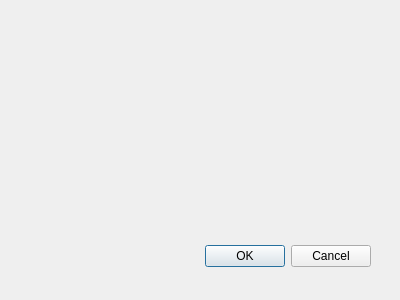
Qt form qt/lc_qhtmldialog.ui (ldraw-linux/leocad) before a commit.
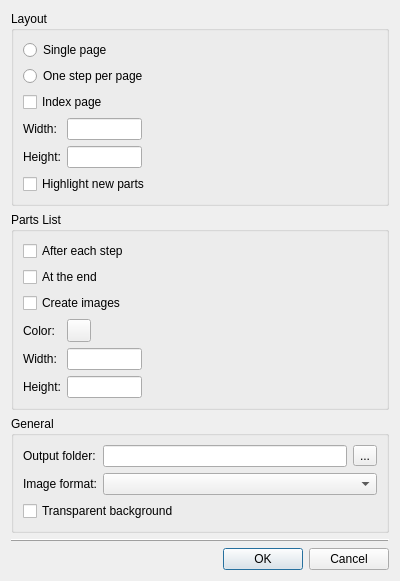
The same form after that commit.

```diff
--- a/qt/lc_qhtmldialog.ui
+++ b/qt/lc_qhtmldialog.ui
@@ -9,28 +9,230 @@
     <x>0</x>
     <y>0</y>
     <width>400</width>
-    <height>300</height>
+    <height>573</height>
    </rect>
   </property>
   <property name="windowTitle">
    <string>Dialog</string>
   </property>
-  <widget class="QDialogButtonBox" name="buttonBox">
-   <property name="geometry">
-    <rect>
-     <x>30</x>
-     <y>240</y>
-     <width>341</width>
-     <height>32</height>
-    </rect>
-   </property>
-   <property name="orientation">
-    <enum>Qt::Horizontal</enum>
-   </property>
-   <property name="standardButtons">
-    <set>QDialogButtonBox::Cancel|QDialogButtonBox::Ok</set>
-   </property>
-  </widget>
+  <layout class="QVBoxLayout" name="verticalLayout">
+   <item>
+    <widget class="QGroupBox" name="groupBox">
+     <property name="title">
+      <string>Layout</string>
+     </property>
+     <layout class="QFormLayout" name="formLayout_2">
+      <item row="0" column="0" colspan="2">
+       <widget class="QRadioButton" name="radioButton">
+        <property name="text">
+         <string>Single page</string>
+        </property>
+       </widget>
+      </item>
+      <item row="1" column="0" colspan="2">
+       <widget class="QRadioButton" name="radioButton_2">
+        <property name="text">
+         <string>One step per page</string>
+        </property>
+       </widget>
+      </item>
+      <item row="3" column="0">
+       <widget class="QLabel" name="label">
+        <property name="text">
+         <string>Width:</string>
+        </property>
+       </widget>
+      </item>
+      <item row="4" column="0">
+       <widget class="QLabel" name="label_2">
+        <property name="text">
+         <string>Height:</string>
+        </property>
+       </widget>
+      </item>
+      <item row="3" column="1">
+       <widget class="QLineEdit" name="lineEdit">
+        <property name="maximumSize">
+         <size>
+          <width>75</width>
+          <height>16777215</height>
+         </size>
+        </property>
+       </widget>
+      </item>
+      <item row="4" column="1">
+       <widget class="QLineEdit" name="lineEdit_2">
+        <property name="maximumSize">
+         <size>
+          <width>75</width>
+          <height>16777215</height>
+         </size>
+        </property>
+       </widget>
+      </item>
+      <item row="2" column="0" colspan="2">
+       <widget class="QCheckBox" name="checkBox">
+        <property name="text">
+         <string>Index page</string>
+        </property>
+       </widget>
+      </item>
+      <item row="5" column="0" colspan="2">
+       <widget class="QCheckBox" name="checkBox_4">
+        <property name="text">
+         <string>Highlight new parts</string>
+        </property>
+       </widget>
+      </item>
+     </layout>
+    </widget>
+   </item>
+   <item>
+    <widget class="QGroupBox" name="groupBox_2">
+     <property name="title">
+      <string>Parts List</string>
+     </property>
+     <layout class="QFormLayout" name="formLayout">
+      <item row="4" column="1">
+       <widget class="QLineEdit" name="lineEdit_4">
+        <property name="maximumSize">
+         <size>
+          <width>75</width>
+          <height>16777215</height>
+         </size>
+        </property>
+       </widget>
+      </item>
+      <item row="7" column="1">
+       <widget class="QLineEdit" name="lineEdit_3">
+        <property name="maximumSize">
+         <size>
+          <width>75</width>
+          <height>16777215</height>
+         </size>
+        </property>
+       </widget>
+      </item>
+      <item row="1" column="0" colspan="2">
+       <widget class="QCheckBox" name="checkBox_3">
+        <property name="text">
+         <string>At the end</string>
+        </property>
+       </widget>
+      </item>
+      <item row="0" column="0" colspan="2">
+       <widget class="QCheckBox" name="checkBox_2">
+        <property name="text">
+         <string>After each step</string>
+        </property>
+       </widget>
+      </item>
+      <item row="4" column="0">
+       <widget class="QLabel" name="label_3">
+        <property name="text">
+         <string>Width:</string>
+        </property>
+       </widget>
+      </item>
+      <item row="7" column="0">
+       <widget class="QLabel" name="label_4">
+        <property name="text">
+         <string>Height:</string>
+        </property>
+       </widget>
+      </item>
+      <item row="3" column="0">
+       <widget class="QLabel" name="label_5">
+        <property name="text">
+         <string>Color:</string>
+        </property>
+       </widget>
+      </item>
+      <item row="2" column="0" colspan="2">
+       <widget class="QCheckBox" name="checkBox_5">
+        <property name="text">
+         <string>Create images</string>
+        </property>
+       </widget>
+      </item>
+      <item row="3" column="1">
+       <widget class="QToolButton" name="toolButton">
+        <property name="text">
+         <string/>
+        </property>
+       </widget>
+      </item>
+     </layout>
+    </widget>
+   </item>
+   <item>
+    <widget class="QGroupBox" name="groupBox_3">
+     <property name="title">
+      <string>General</string>
+     </property>
+     <layout class="QFormLayout" name="formLayout_3">
+      <item row="2" column="0">
+       <widget class="QLabel" name="label_6">
+        <property name="text">
+         <string>Output folder:</string>
+        </property>
+       </widget>
+      </item>
+      <item row="2" column="1">
+       <layout class="QHBoxLayout" name="horizontalLayout">
+        <item>
+         <widget class="QLineEdit" name="lineEdit_5"/>
+        </item>
+        <item>
+         <widget class="QToolButton" name="toolButton_2">
+          <property name="text">
+           <string>...</string>
+          </property>
+         </widget>
+        </item>
+       </layout>
+      </item>
+      <item row="3" column="0">
+       <widget class="QLabel" name="label_7">
+        <property name="text">
+         <string>Image format:</string>
+        </property>
+       </widget>
+      </item>
+      <item row="3" column="1">
+       <widget class="QComboBox" name="comboBox"/>
+      </item>
+      <item row="4" column="0" colspan="2">
+       <widget class="QCheckBox" name="checkBox_6">
+        <property name="text">
+         <string>Transparent background</string>
+        </property>
+       </widget>
+      </item>
+     </layout>
+    </widget>
+   </item>
+   <item>
+    <widget class="QFrame" name="frame">
+     <property name="frameShape">
+      <enum>QFrame::HLine</enum>
+     </property>
+     <property name="frameShadow">
+      <enum>QFrame::Raised</enum>
+     </property>
+    </widget>
+   </item>
+   <item>
+    <widget class="QDialogButtonBox" name="buttonBox">
+     <property name="orientation">
+      <enum>Qt::Horizontal</enum>
+     </property>
+     <property name="standardButtons">
+      <set>QDialogButtonBox::Cancel|QDialogButtonBox::Ok</set>
+     </property>
+    </widget>
+   </item>
+  </layout>
  </widget>
  <pixmapfunction/>
  <resources/>
```
Left out of the diff: 7 changed lines with no effect on the pictures.
